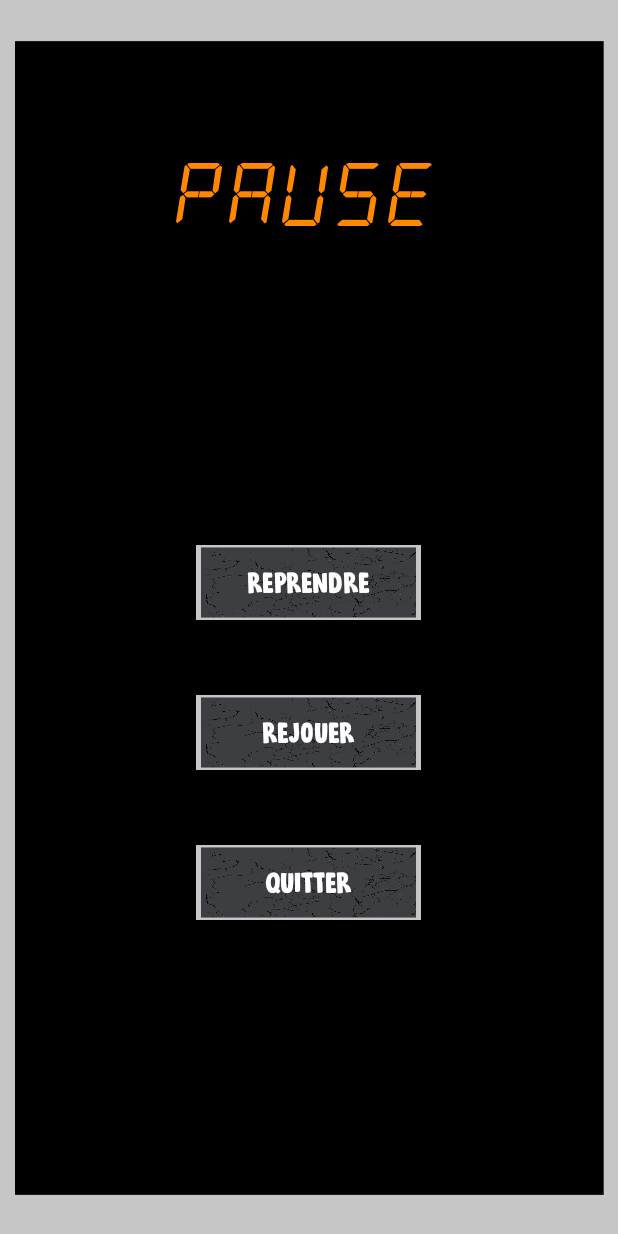
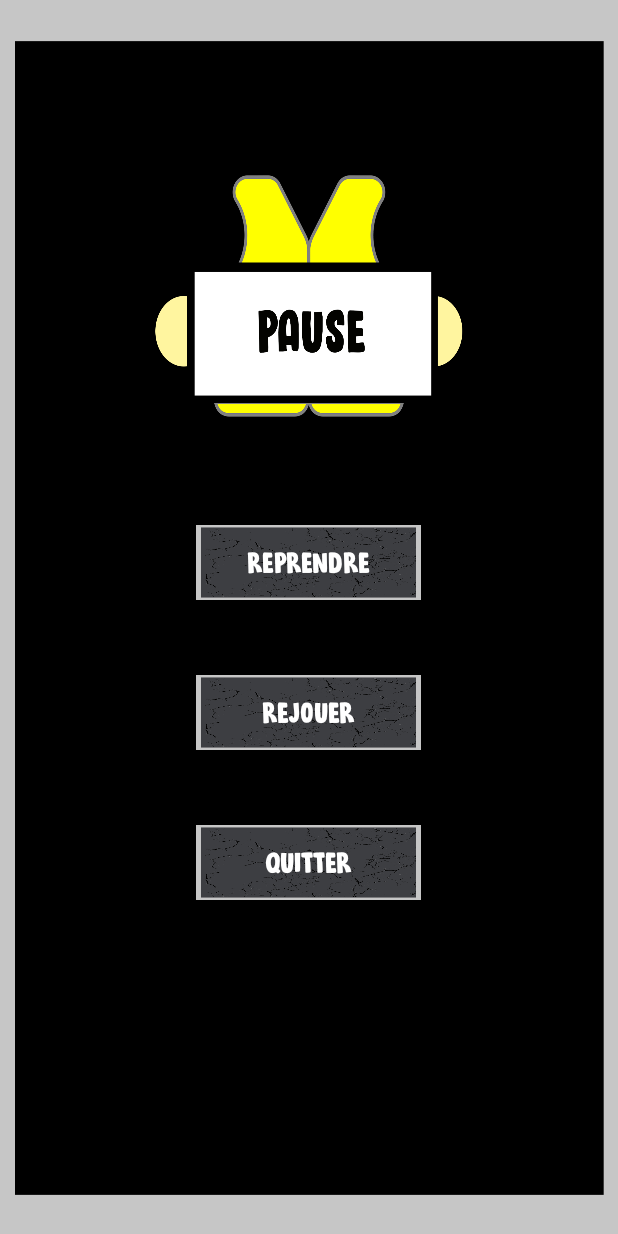
Before and after one commit to tanguybro/snakegj, an Android app: the layout popup_pause.xml on its own in the app's theme, with its tools: preview values and no code run, on a phone screen of 412 x 824 dp. Run offline under Robolectric (Android 15) with nearby library versions, the phone set to English and light mode, and no system bars.

Commit message:
modif popup

```diff
--- a/SnakeGJ/app/src/main/res/layout/popup_pause.xml
+++ b/SnakeGJ/app/src/main/res/layout/popup_pause.xml
@@ -6,17 +6,12 @@
     android:background="@drawable/tableau"
     tools:context=".popup.PopupFinPartie">
 
-    <TextView
-        android:id="@+id/pause"
-        android:layout_width="wrap_content"
-        android:layout_height="wrap_content"
-        android:text="@string/pause"
-        android:textSize="60sp"
-        android:gravity="center"
-        android:layout_centerHorizontal="true"
-        android:layout_marginTop="100dp"
-        android:fontFamily="@font/alarm_clock"
-        android:textColor="@android:color/holo_orange_dark" />
+    <ImageView
+        android:id="@+id/logoPause"
+        android:layout_width="400dp"
+        android:layout_height="350dp"
+        android:background="@drawable/logo_pause"
+        android:layout_centerHorizontal="true"/>
 
 
     <Button
@@ -27,9 +22,9 @@
         android:textSize="20sp"
         android:textColor="@android:color/white"
         android:fontFamily="@font/bloomer_demo"
-        android:layout_below="@id/pause"
+        android:layout_below="@id/logoPause"
         android:layout_centerHorizontal="true"
-        android:layout_marginTop="200dp"
+
         android:background="@drawable/design_button" />
 
     <Button
```
Also changed, not shown: SnakeGJ/app/src/main/res/drawable/logo_pause.png (added).
